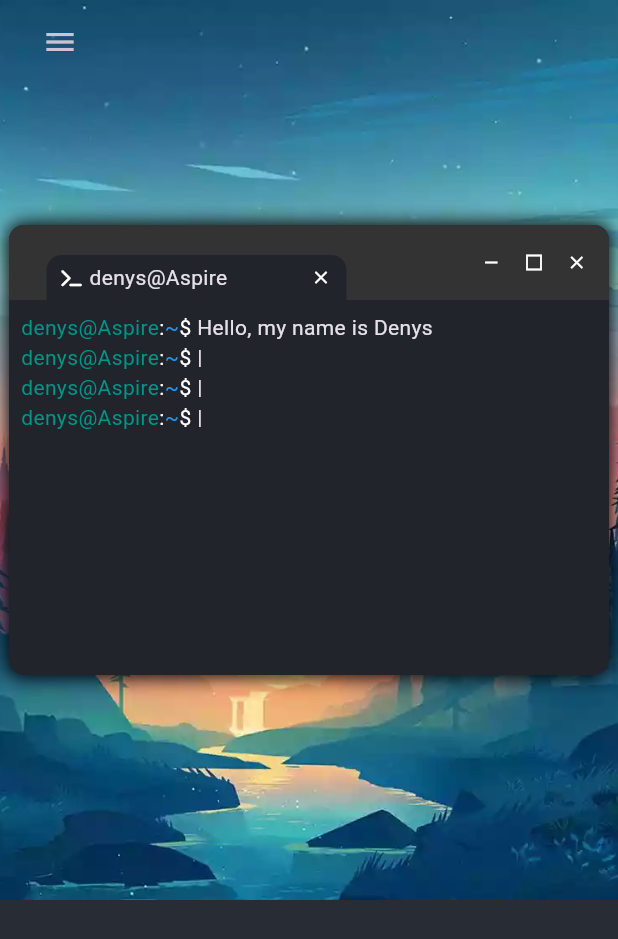
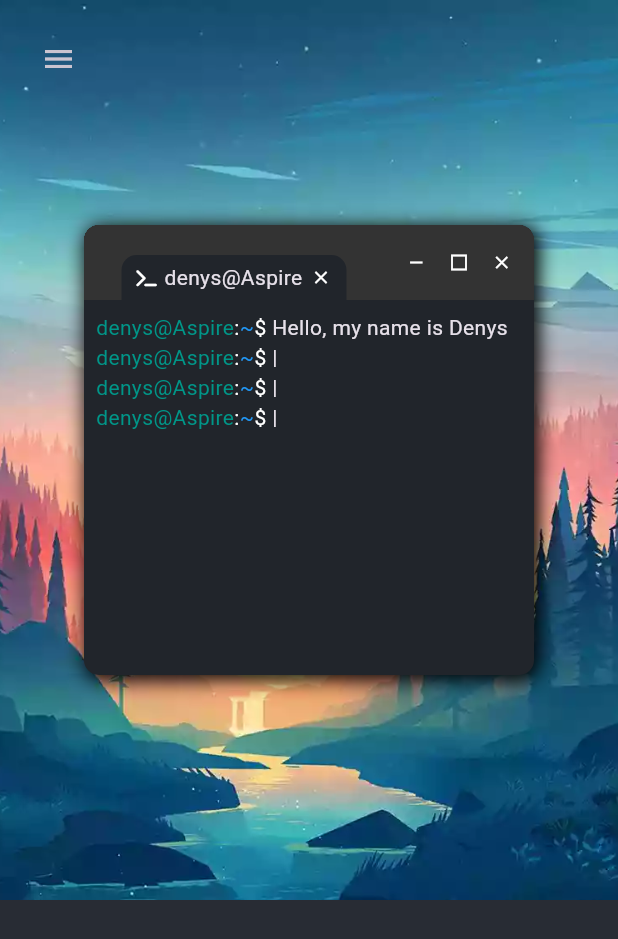
Before and after one commit to darkinowls/personal_website, a Flutter app: the screen it shows after launch, on a phone screen of 412 x 824 dp. Shown: the top 939 px of the screen. Run offline on Flutter 3.47's test engine with Material 2 defaults, Android fonts, the phone set to English and light mode, and no system bars; drawn by our look-alikes of animated_text_kit, flutter_zoom_drawer; our stand-ins replace firebase_core, font_awesome_flutter; accounts and stored records are empty; generated files the repository leaves out were written again.

Commit message:
Responsive console

```diff
--- a/lib/console.dart
+++ b/lib/console.dart
@@ -1,15 +1,17 @@
 import 'package:animated_text_kit/animated_text_kit.dart';
 import 'package:flutter/material.dart';
 import 'package:font_awesome_flutter/font_awesome_flutter.dart';
+import 'package:personal_website/fast_curve.dart';
 
 class Console extends StatelessWidget {
   const Console({Key? key}) : super(key: key);
 
   @override
   Widget build(BuildContext context) {
+    final screenWidth = MediaQuery.of(context).size.width;
     return Container(
       clipBehavior: Clip.hardEdge,
-      width: 400,
+      width: (screenWidth < 600)? 300: 500,
       height: 300,
       decoration: const BoxDecoration(
           borderRadius: BorderRadius.all(Radius.circular(10)),
@@ -19,6 +21,7 @@ class Console extends StatelessWidget {
               color: Colors.black,
               blurRadius: 10,
               spreadRadius: 1,
+              offset: Offset(2, 2),
             )
           ]),
       child: const Column(
@@ -44,7 +47,7 @@ class _ConsoleHeader extends StatelessWidget {
             children: [
               const Spacer(),
               Container(
-                width: 200,
+                width: 150,
                 height: 30,
                 padding:
                     const EdgeInsets.symmetric(vertical: 5, horizontal: 10),
@@ -150,11 +153,16 @@ class _ConsoleBodyState extends State<_ConsoleBody> {
                         fadeInEnd: 0,
                         fadeOutBegin: 1),
                     TypewriterAnimatedText("Flutter developer",
-                        speed: const Duration(milliseconds: 0)),
+                        speed: const Duration(milliseconds: 100),
+                        curve: const FastCurve(), cursor: '|'),
                     TypewriterAnimatedText("Python developer",
-                        speed: const Duration(milliseconds: 0)),
+                        speed: const Duration(milliseconds: 100),
+                        curve: const FastCurve(), cursor: '|'
+                    ),
                     TypewriterAnimatedText("Software engineer",
-                        speed: const Duration(milliseconds: 0)),
+                        speed: const Duration(milliseconds: 100),
+                        curve: const FastCurve(), cursor: '|'
+                    ),
                   ],
                   onFinished: () => setState(() => startForthLine = true),
                 ),
@@ -171,9 +179,9 @@ class _ConsoleBodyState extends State<_ConsoleBody> {
                   pause: const Duration(milliseconds: 0),
                   animatedTexts: [
                     FadeAnimatedText("|",
-                        duration: const Duration(milliseconds: 1000),
-                        fadeOutBegin: 0.8,
-                        fadeInEnd: 0.2),
+                        duration: const Duration(milliseconds: 1500),
+                        fadeOutBegin: 0.9,
+                        fadeInEnd: 0.1),
                   ],
                 ),
               ],
--- /dev/null
+++ b/lib/fast_curve.dart
@@ -0,0 +1,14 @@
+
+import 'package:flutter/animation.dart';
+
+class FastCurve extends Curve {
+  const FastCurve();
+
+  // t = x
+  @override
+  double transformInternal(double t) {
+    double val = 0.9 + t * 0.1;
+    return
+    val; //f(x)
+  }
+}
--- a/lib/home_page.dart
+++ b/lib/home_page.dart
@@ -25,20 +25,21 @@ class HomePage extends StatelessWidget {
                         ),
                         fit: BoxFit.cover)),
                 child: const Center(child: Console())),
-            Container(
+            const SizedBox(
               height: 500,
               width: 100,
             )
           ],
         )),
-        ListTile(
-          leading: IconButton(
+        Container(
+          padding: const EdgeInsets.all(15),
+          color: Colors.transparent,
+          child: IconButton(
             onPressed: () async {
               await zoomDrawerController.toggle!();
             },
             icon: const Icon(Icons.menu),
           ),
-          tileColor: Colors.transparent,
         ),
       ],
     ));
```
